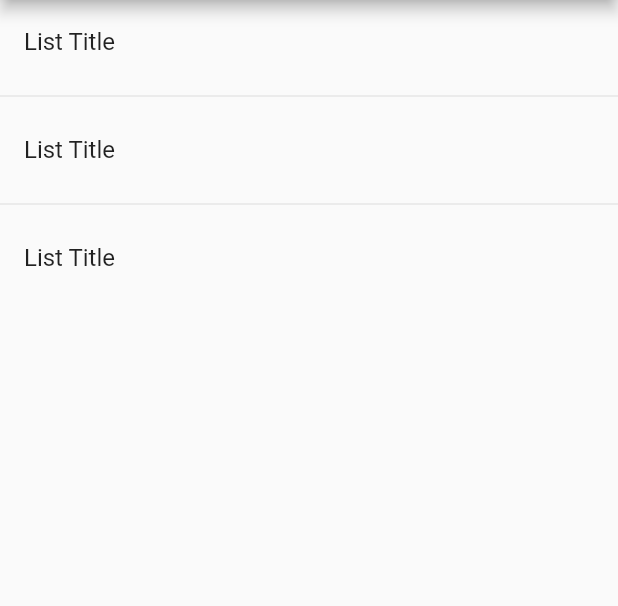
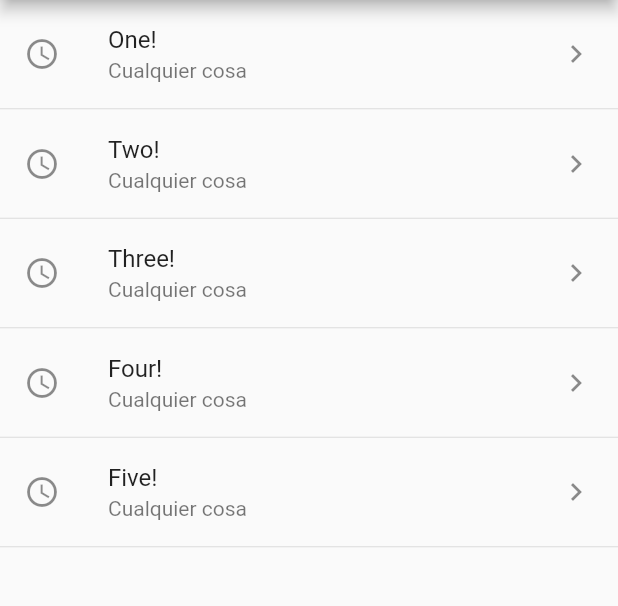
Before and after one commit to 51lv3r258/flutter-components, a Flutter app: the screen it shows after launch, on a phone screen of 412 x 824 dp, the part 84-690 px from its top. Run offline on Flutter 3.47's test engine with Material 2 defaults, Android fonts, the phone set to English and light mode, and no system bars.

Commit message:
✨ Use some properties of ListTile

```diff
--- a/lib/src/pages/home_temp.dart
+++ b/lib/src/pages/home_temp.dart
@@ -2,6 +2,8 @@ import 'package:flutter/material.dart';
 
 class HomePageTemp extends StatelessWidget {
   const HomePageTemp({Key? key}) : super(key: key);
+
+  final options = const ['One', 'Two', 'Three', 'Four', 'Five'];
 
   @override
   Widget build(BuildContext context) {
@@ -10,19 +12,45 @@ class HomePageTemp extends StatelessWidget {
           title: const Text('Components Temp'),
         ),
         body: ListView(
-          children: const <Widget>[
-            ListTile(
-              title: Text('List Title'),
-            ),
-            Divider(),
-            ListTile(
-              title: Text('List Title'),
-            ),
-            Divider(),
-            ListTile(
-              title: Text('List Title'),
-            ),
-          ],
+          children: _createShortItems(),
         ));
   }
+
+  List<Widget> _createItems() {
+    List<Widget> list = <Widget>[];
+
+    for (String opt in options) {
+      final tempWidget = ListTile(
+        title: Text(opt),
+      );
+
+      list
+        ..add(tempWidget)
+        ..add(const Divider());
+    }
+
+    return list;
+  }
+
+  List<Widget> _createShortItems() {
+    return options.map((option) {
+      return Column(
+        children: [
+          ListTile(
+            title: Text('$option!'),
+            subtitle: const Text('Cualquier cosa'),
+            leading: const SizedBox(
+              child: Icon(Icons.access_time),
+              height: double.maxFinite, // * Center leading Icon
+            ),
+            trailing: const Icon(Icons.keyboard_arrow_right_outlined),
+            onTap: () => {},
+          ),
+          const Divider(
+            height: 1,
+          ),
+        ],
+      );
+    }).toList();
+  }
 }
```
